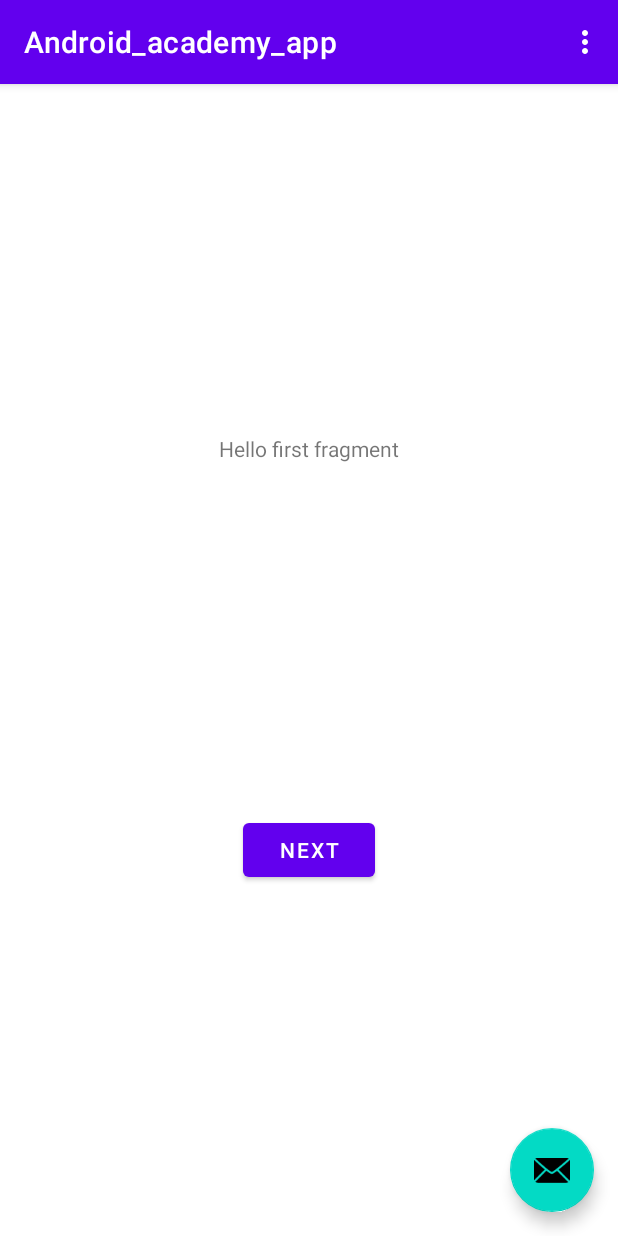
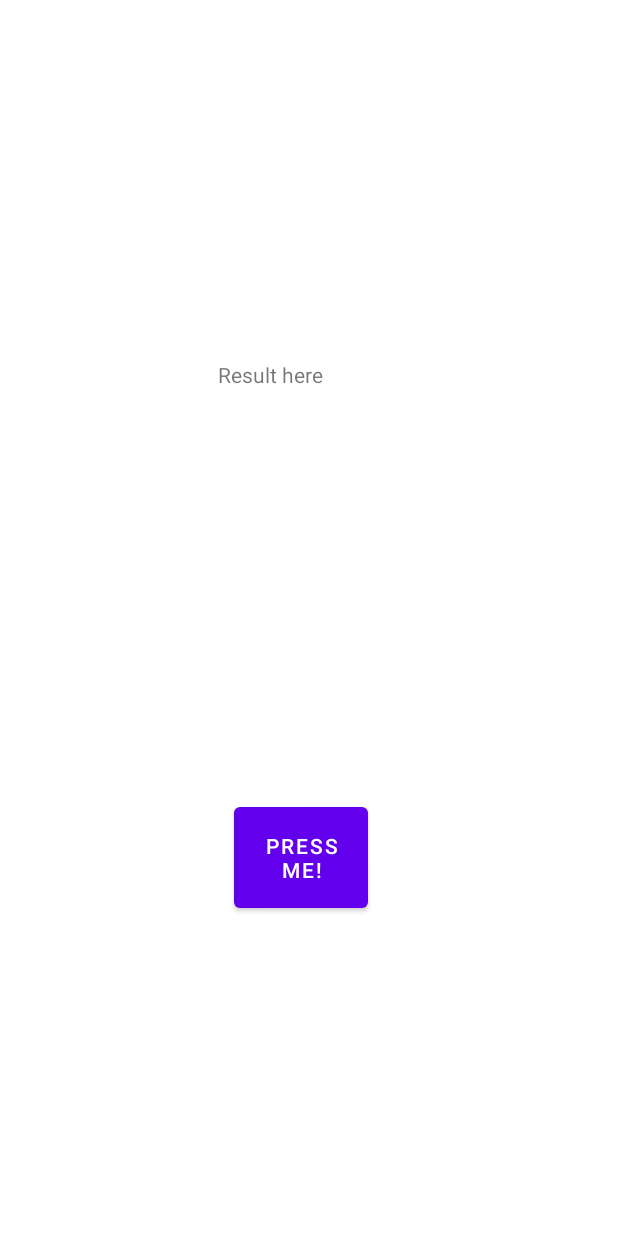
Before and after one commit to Logen9/Android_academy_app, an Android app: the screen it shows after launch (MainActivity), on a phone screen of 412 x 824 dp. Run offline under Robolectric (Android 15) with nearby library versions, the phone set to English and light mode, and no system bars.

Commit message:
Implement extra task for homework_2 Two activities, intents and broadcast

```diff
--- a/app/build.gradle
+++ b/app/build.gradle
@@ -41,6 +41,7 @@ dependencies {
     implementation 'androidx.constraintlayout:constraintlayout:2.0.4'
     implementation 'androidx.navigation:navigation-fragment-ktx:2.2.2'
     implementation 'androidx.navigation:navigation-ui-ktx:2.2.2'
+    implementation 'androidx.localbroadcastmanager:localbroadcastmanager:1.0.0'
     testImplementation 'junit:junit:4.+'
     androidTestImplementation 'androidx.test.ext:junit:1.1.2'
     androidTestImplementation 'androidx.test.espresso:espresso-core:3.3.0'
--- a/app/src/main/java/ru/sparrow/android_app/FirstFragment.kt
+++ /dev/null
@@ -1,31 +0,0 @@
-package ru.sparrow.android_app
-
-import android.os.Bundle
-import androidx.fragment.app.Fragment
-import android.view.LayoutInflater
-import android.view.View
-import android.view.ViewGroup
-import android.widget.Button
-import androidx.navigation.fragment.findNavController
-
-/**
- * A simple [Fragment] subclass as the default destination in the navigation.
- */
-class FirstFragment : Fragment() {
-
-    override fun onCreateView(
-            inflater: LayoutInflater, container: ViewGroup?,
-            savedInstanceState: Bundle?
-    ): View? {
-        // Inflate the layout for this fragment
-        return inflater.inflate(R.layout.fragment_first, container, false)
-    }
-
-    override fun onViewCreated(view: View, savedInstanceState: Bundle?) {
-        super.onViewCreated(view, savedInstanceState)
-
-        view.findViewById<Button>(R.id.button_first).setOnClickListener {
-            findNavController().navigate(R.id.action_FirstFragment_to_SecondFragment)
-        }
-    }
-}
--- a/app/src/main/java/ru/sparrow/android_app/MainActivity.kt
+++ b/app/src/main/java/ru/sparrow/android_app/MainActivity.kt
@@ -1,38 +1,32 @@
 package ru.sparrow.android_app
 
+import android.content.Intent
 import android.os.Bundle
-import com.google.android.material.floatingactionbutton.FloatingActionButton
-import com.google.android.material.snackbar.Snackbar
 import androidx.appcompat.app.AppCompatActivity
-import android.view.Menu
-import android.view.MenuItem
+import android.view.View
+import android.widget.TextView
+
+const val EXTRA_MESSAGE = "ru.sparrow.android_app.MESSAGE"
 
 class MainActivity : AppCompatActivity() {
 
     override fun onCreate(savedInstanceState: Bundle?) {
         super.onCreate(savedInstanceState)
         setContentView(R.layout.activity_main)
-        setSupportActionBar(findViewById(R.id.toolbar))
 
-        findViewById<FloatingActionButton>(R.id.fab).setOnClickListener { view ->
-            Snackbar.make(view, "Replace with your own action", Snackbar.LENGTH_LONG)
-                    .setAction("Action", null).show()
+        val message: String? = intent.getStringExtra(END_RESULT_DATA)
+        if (message != null) {
+            val textView = findViewById<TextView>(R.id.textView).apply {
+                text = message
+            }
         }
     }
 
-    override fun onCreateOptionsMenu(menu: Menu): Boolean {
-        // Inflate the menu; this adds items to the action bar if it is present.
-        menuInflater.inflate(R.menu.menu_main, menu)
-        return true
-    }
+    fun sendMessage(view: View) {
+        val message: String = "mac?"
+        val intent: Intent = Intent(this, GetWorkDoneActivity::class.java).apply { putExtra(
+            EXTRA_MESSAGE, message)  }
 
-    override fun onOptionsItemSelected(item: MenuItem): Boolean {
-        // Handle action bar item clicks here. The action bar will
-        // automatically handle clicks on the Home/Up button, so long
-        // as you specify a parent activity in AndroidManifest.xml.
-        return when (item.itemId) {
-            R.id.action_settings -> true
-            else -> super.onOptionsItemSelected(item)
-        }
+        startActivity(intent)
     }
 }
--- a/app/src/main/res/layout/activity_main.xml
+++ b/app/src/main/res/layout/activity_main.xml
@@ -1,33 +1,32 @@
 <?xml version="1.0" encoding="utf-8"?>
-<androidx.coordinatorlayout.widget.CoordinatorLayout xmlns:android="http://schemas.android.com/apk/res/android"
+<androidx.constraintlayout.widget.ConstraintLayout xmlns:android="http://schemas.android.com/apk/res/android"
     xmlns:app="http://schemas.android.com/apk/res-auto"
     xmlns:tools="http://schemas.android.com/tools"
+    android:id="@+id/coordinatorLayout"
     android:layout_width="match_parent"
     android:layout_height="match_parent"
     tools:context=".MainActivity">
 
-    <com.google.android.material.appbar.AppBarLayout
-        android:layout_width="match_parent"
-        android:layout_height="wrap_content"
-        android:theme="@style/Theme.Android_academy_app.AppBarOverlay">
+    <Button
+        android:id="@+id/button"
+        android:layout_width="89dp"
+        android:layout_height="79dp"
+        android:layout_marginStart="156dp"
+        android:layout_marginTop="532dp"
+        android:onClick="sendMessage"
+        android:text="@string/button"
+        app:layout_constraintStart_toStartOf="parent"
+        app:layout_constraintTop_toTopOf="parent" />
 
-        <androidx.appcompat.widget.Toolbar
-            android:id="@+id/toolbar"
-            android:layout_width="match_parent"
-            android:layout_height="?attr/actionBarSize"
-            android:background="?attr/colorPrimary"
-            app:popupTheme="@style/Theme.Android_academy_app.PopupOverlay" />
-
-    </com.google.android.material.appbar.AppBarLayout>
-
-    <include layout="@layout/content_main" />
-
-    <com.google.android.material.floatingactionbutton.FloatingActionButton
-        android:id="@+id/fab"
-        android:layout_width="wrap_content"
-        android:layout_height="wrap_content"
-        android:layout_gravity="bottom|end"
-        android:layout_margin="@dimen/fab_margin"
-        app:srcCompat="@android:drawable/ic_dialog_email" />
-
-</androidx.coordinatorlayout.widget.CoordinatorLayout>
+    <TextView
+        android:id="@+id/textView"
+        android:layout_width="120dp"
+        android:layout_height="48dp"
+        android:layout_marginBottom="244dp"
+        android:text="@string/result_here"
+        app:layout_constraintBottom_toTopOf="@+id/button"
+        app:layout_constraintEnd_toEndOf="parent"
+        app:layout_constraintHorizontal_bias="0.498"
+        app:layout_constraintStart_toStartOf="parent"
+        tools:text="Result here" />
+</androidx.constraintlayout.widget.ConstraintLayout>
--- a/app/src/main/res/layout/content_main.xml
+++ /dev/null
@@ -1,19 +0,0 @@
-<?xml version="1.0" encoding="utf-8"?>
-<androidx.constraintlayout.widget.ConstraintLayout xmlns:android="http://schemas.android.com/apk/res/android"
-    xmlns:app="http://schemas.android.com/apk/res-auto"
-    android:layout_width="match_parent"
-    android:layout_height="match_parent"
-    app:layout_behavior="@string/appbar_scrolling_view_behavior">
-
-    <fragment
-        android:id="@+id/nav_host_fragment"
-        android:name="androidx.navigation.fragment.NavHostFragment"
-        android:layout_width="0dp"
-        android:layout_height="0dp"
-        app:defaultNavHost="true"
-        app:layout_constraintBottom_toBottomOf="parent"
-        app:layout_constraintLeft_toLeftOf="parent"
-        app:layout_constraintRight_toRightOf="parent"
-        app:layout_constraintTop_toTopOf="parent"
-        app:navGraph="@navigation/nav_graph" />
-</androidx.constraintlayout.widget.ConstraintLayout>
--- a/app/src/main/res/layout/fragment_first.xml
+++ /dev/null
@@ -1,28 +0,0 @@
-<?xml version="1.0" encoding="utf-8"?>
-<androidx.constraintlayout.widget.ConstraintLayout xmlns:android="http://schemas.android.com/apk/res/android"
-    xmlns:app="http://schemas.android.com/apk/res-auto"
-    xmlns:tools="http://schemas.android.com/tools"
-    android:layout_width="match_parent"
-    android:layout_height="match_parent"
-    tools:context=".FirstFragment">
-
-    <TextView
-        android:id="@+id/textview_first"
-        android:layout_width="wrap_content"
-        android:layout_height="wrap_content"
-        android:text="@string/hello_first_fragment"
-        app:layout_constraintBottom_toTopOf="@id/button_first"
-        app:layout_constraintEnd_toEndOf="parent"
-        app:layout_constraintStart_toStartOf="parent"
-        app:layout_constraintTop_toTopOf="parent" />
-
-    <Button
-        android:id="@+id/button_first"
-        android:layout_width="wrap_content"
-        android:layout_height="wrap_content"
-        android:text="@string/next"
-        app:layout_constraintBottom_toBottomOf="parent"
-        app:layout_constraintEnd_toEndOf="parent"
-        app:layout_constraintStart_toStartOf="parent"
-        app:layout_constraintTop_toBottomOf="@id/textview_first" />
-</androidx.constraintlayout.widget.ConstraintLayout>
--- a/app/src/main/res/navigation/nav_graph.xml
+++ b/app/src/main/res/navigation/nav_graph.xml
@@ -2,27 +2,4 @@
 <navigation xmlns:android="http://schemas.android.com/apk/res/android"
     xmlns:app="http://schemas.android.com/apk/res-auto"
     xmlns:tools="http://schemas.android.com/tools"
-    android:id="@+id/nav_graph"
-    app:startDestination="@id/FirstFragment">
-
-    <fragment
-        android:id="@+id/FirstFragment"
-        android:name="ru.sparrow.android_app.FirstFragment"
-        android:label="@string/first_fragment_label"
-        tools:layout="@layout/fragment_first">
-
-        <action
-            android:id="@+id/action_FirstFragment_to_SecondFragment"
-            app:destination="@id/SecondFragment" />
-    </fragment>
-    <fragment
-        android:id="@+id/SecondFragment"
-        android:name="ru.sparrow.android_app.SecondFragment"
-        android:label="@string/second_fragment_label"
-        tools:layout="@layout/fragment_second">
-
-        <action
-            android:id="@+id/action_SecondFragment_to_FirstFragment"
-            app:destination="@id/FirstFragment" />
-    </fragment>
-</navigation>
+    android:id="@+id/nav_graph" />
--- a/app/src/main/res/values/strings.xml
+++ b/app/src/main/res/values/strings.xml
@@ -9,4 +9,7 @@
 
     <string name="hello_first_fragment">Hello first fragment</string>
     <string name="hello_second_fragment">Hello second fragment. Arg: %1$s</string>
+    <string name="button">Press me!</string>
+    <string name="getting_your_data">Getting your data...</string>
+    <string name="result_here">Result here</string>
 </resources>
```
Also changed, not shown: app/src/main/AndroidManifest.xml (+7 -2 lines), app/src/main/java/ru/sparrow/android_app/DoSomethingService.kt (added, +41 -0 lines), app/src/main/java/ru/sparrow/android_app/GetWorkDoneActivity.kt (added, +48 -0 lines), app/src/main/java/ru/sparrow/android_app/SecondFragment.kt (deleted, +0 -31 lines), app/src/main/res/layout/activity_get_work_done.xml (renamed from app/src/main/res/layout/fragment_second.xml, +9 -14 lines).
